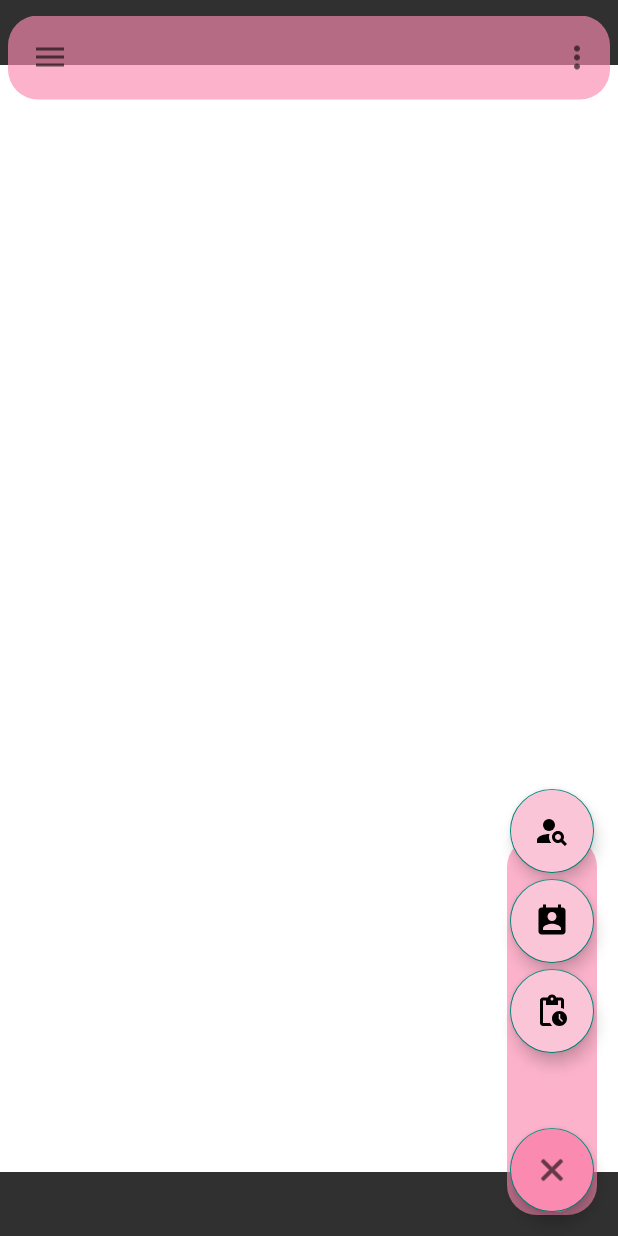
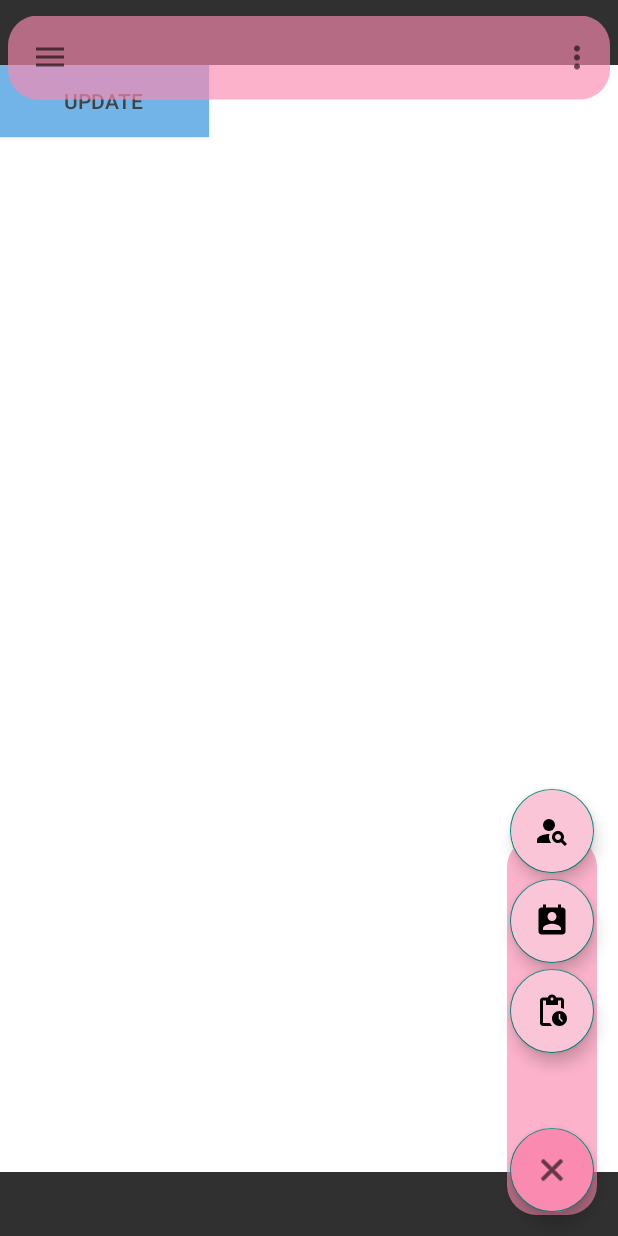
Before and after one commit to aitor-martinezur/AppGestionEventos, an Android app: the MenuActivity screen opened directly, with no data from a screen before it, after a tap on "TODO", on a phone screen of 412 x 824 dp. Run offline under Robolectric (Android 15) with nearby library versions, the phone set to English and light mode, and no system bars; our stand-ins replace navigation-ui; Roboto replaces fonts that are not available here.

Commit message:
cambios en la navegación

```diff
--- a/app/src/main/java/com/grupo2/appgestioneventos/MenuActivity.java
+++ b/app/src/main/java/com/grupo2/appgestioneventos/MenuActivity.java
@@ -62,7 +62,7 @@ public class MenuActivity extends AppCompatActivity {
         // Passing each menu ID as a set of Ids because each
         // menu should be considered as top level destinations.
         mAppBarConfiguration = new AppBarConfiguration.Builder(
-                R.id.nav_home, R.id.nav_gallery, R.id.nav_slideshow)
+                R.id.nav_home, R.id.nav_eventos, R.id.nav_contactos)
                 .setOpenableLayout(drawer)
                 .build();
         NavController navController = Navigation.findNavController(this, R.id.nav_host_fragment_content_menu);
--- /dev/null
+++ b/app/src/main/res/layout/deleteuser.xml
@@ -0,0 +1,6 @@
+<?xml version="1.0" encoding="utf-8"?>
+<androidx.constraintlayout.widget.ConstraintLayout xmlns:android="http://schemas.android.com/apk/res/android"
+    android:layout_width="match_parent"
+    android:layout_height="match_parent">
+
+</androidx.constraintlayout.widget.ConstraintLayout>
--- a/app/src/main/res/layout/fragment_calendar.xml
+++ b/app/src/main/res/layout/fragment_calendar.xml
@@ -7,18 +7,41 @@
     android:background="@color/white"
     tools:context=".ui.Calendario.CalendarioFragment">
 
+        <CalendarView
+            android:id="@+id/calendario"
+            android:layout_width="367dp"
+            android:layout_height="350dp"
+            android:layout_marginStart="30dp"
+            android:layout_marginEnd="32dp"
+            android:layout_marginBottom="128dp"
+            app:layout_constraintBottom_toTopOf="@id/Botonmod"
+            app:layout_constraintEnd_toEndOf="parent"
+            app:layout_constraintHorizontal_bias="0.444"
+            app:layout_constraintStart_toStartOf="parent"
+            tools:ignore="MissingConstraints"
+            tools:visibility="visible" />
+
+        <Button
+            android:id="@+id/Botonmod"
+            android:layout_width="141dp"
+            android:layout_height="48dp"
+            android:background="#73B4E8"
+            android:text="@string/common_google_play_services_update_button"
+            android:textColor="#424242"
+            tools:ignore="MissingConstraints"
+            tools:layout_editor_absoluteX="135dp"
+            tools:layout_editor_absoluteY="635dp" />
+
         <TextView
             android:id="@+id/text_home"
             android:layout_width="match_parent"
             android:layout_height="wrap_content"
-        android:layout_marginStart="8dp"
-        android:layout_marginTop="8dp"
-        android:layout_marginEnd="8dp"
             android:textAlignment="center"
             android:textSize="20sp"
             app:layout_constraintBottom_toBottomOf="parent"
-        app:layout_constraintEnd_toEndOf="parent"
-        app:layout_constraintStart_toStartOf="parent"
-        app:layout_constraintTop_toTopOf="parent" />
+            app:layout_constraintTop_toTopOf="parent"
+            app:layout_constraintVertical_bias="0.767"
+            tools:layout_editor_absoluteX="0dp" />
+
 
 </androidx.constraintlayout.widget.ConstraintLayout>
--- a/app/src/main/res/layout/fragment_events.xml
+++ b/app/src/main/res/layout/fragment_events.xml
@@ -21,6 +21,7 @@
         app:layout_constraintEnd_toEndOf="parent"
         app:layout_constraintStart_toStartOf="parent"
         app:layout_constraintTop_toTopOf="parent" />
+
     <LinearLayout
         android:id="@+id/item"
         android:layout_width="match_parent"
@@ -33,7 +34,7 @@
         app:layout_constraintHorizontal_bias="0.0"
         app:layout_constraintStart_toStartOf="parent"
         app:layout_constraintTop_toTopOf="parent"
-        app:layout_constraintVertical_bias="0.498">
+        app:layout_constraintVertical_bias="0.293">
 
         <ImageView
             android:id="@+id/image"
--- a/app/src/main/res/layout/fragment_users.xml
+++ b/app/src/main/res/layout/fragment_users.xml
@@ -36,7 +36,7 @@
             app:expandedTitleMarginBottom="16dp"
             app:expandedTitleMarginStart="24dp"
             app:maxLines="2">
-            <!--            app:layout_scrollFlags="scroll|exitUntilCollapsed"-->
+
 
             <ImageView
                 android:id="@+id/noImage"
@@ -64,13 +64,15 @@
     </com.google.android.material.appbar.AppBarLayout>
 
     <androidx.core.widget.NestedScrollView
+        android:id="@+id/nestedScrollView"
         android:layout_width="405dp"
         android:layout_height="389dp"
         app:layout_behavior="@string/appbar_scrolling_view_behavior"
         app:layout_constraintBottom_toBottomOf="parent"
         app:layout_constraintEnd_toEndOf="parent"
         app:layout_constraintStart_toStartOf="parent"
-        app:layout_constraintTop_toTopOf="parent">
+        app:layout_constraintTop_toTopOf="parent"
+        app:layout_constraintVertical_bias="0.751">
 
         <include layout="@layout/fragment_slideshow" />
 
--- /dev/null
+++ b/app/src/main/res/layout/logout.xml
@@ -0,0 +1,7 @@
+<?xml version="1.0" encoding="utf-8"?>
+<androidx.constraintlayout.widget.ConstraintLayout xmlns:android="http://schemas.android.com/apk/res/android"
+    android:layout_width="match_parent"
+    android:layout_height="match_parent">
+
+
+</androidx.constraintlayout.widget.ConstraintLayout>
--- a/app/src/main/res/menu/activity_menu_drawer.xml
+++ b/app/src/main/res/menu/activity_menu_drawer.xml
@@ -10,12 +10,12 @@
             android:textColor="@color/black"
             android:title="Calendario" />
         <item
-            android:id="@+id/nav_slideshow"
+            android:id="@+id/nav_eventos"
             android:icon="@drawable/ic_menu_events"
             android:textColor="@color/black"
             android:title="Eventos" />
         <item
-            android:id="@+id/nav_gallery"
+            android:id="@+id/nav_contactos"
             android:icon="@drawable/ic_menu_user"
             android:textColor="@color/black"
             android:title="Contactos" />
--- a/app/src/main/res/navigation/mobile_navigation.xml
+++ b/app/src/main/res/navigation/mobile_navigation.xml
@@ -12,13 +12,13 @@
         tools:layout="@layout/fragment_calendar" />
 
     <fragment
-        android:id="@+id/nav_gallery"
+        android:id="@+id/nav_contactos"
         android:name="com.grupo2.appgestioneventos.ui.Usuarios.UsuariosFragment"
         android:label="@string/menu_gallery"
         tools:layout="@layout/fragment_users" />
 
     <fragment
-        android:id="@+id/nav_slideshow"
+        android:id="@+id/nav_eventos"
         android:name="com.grupo2.appgestioneventos.ui.Eventos.EventosFragment"
         android:label="@string/menu_slideshow"
         tools:layout="@layout/fragment_events" />
```
Lines whose indentation alone changed are shown as unchanged.
